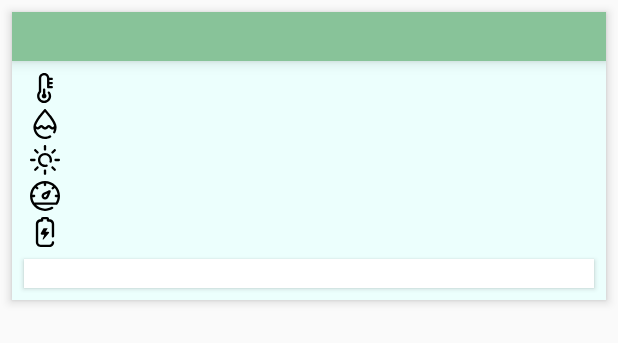
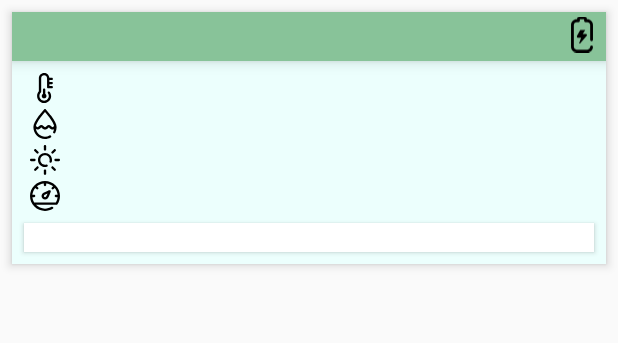
Before and after one commit to jezinka/Pogoda, an Android app: the layout recycler_view_item.xml on its own in the app's theme, with its tools: preview values and no code run, on a phone screen of 412 x 824 dp. Shown: the top 343 px of the screen. Run offline under Robolectric (Android 15) with nearby library versions, the phone set to English and light mode, and no system bars.

Commit message:
battery notification

```diff
--- a/app/src/main/res/layout/recycler_view_item.xml
+++ b/app/src/main/res/layout/recycler_view_item.xml
@@ -16,8 +16,18 @@
         android:elevation="6dp"
         android:textAlignment="center"
         android:textAppearance="@style/Base.TextAppearance.AppCompat.Headline"
+        app:layout_constraintStart_toStartOf="parent"
+        app:layout_constraintTop_toTopOf="parent" />
+
+    <ImageView
+        android:id="@+id/battery_icon"
+        android:layout_width="wrap_content"
+        android:layout_height="30dp"
+        android:layout_marginEnd="4dp"
+        android:contentDescription="@string/battery_icon"
+        android:elevation="8dp"
+        android:src="@drawable/ic_battery"
         app:layout_constraintEnd_toEndOf="parent"
-        app:layout_constraintStart_toStartOf="parent"
         app:layout_constraintTop_toTopOf="parent" />
 
     <ImageView
@@ -112,29 +122,6 @@
             app:layout_constraintStart_toStartOf="@+id/guideline3"
             app:layout_constraintTop_toBottomOf="@+id/lux_tv" />
 
-        <ImageView
-            android:id="@+id/battery_icon"
-            android:layout_width="@dimen/image_width"
-            android:layout_height="@dimen/item_height"
-            android:layout_marginStart="@dimen/margin_size"
-            android:layout_marginTop="@dimen/image_margin_top"
-            android:contentDescription="@string/battery_icon"
-            android:src="@drawable/ic_battery"
-            app:layout_constraintStart_toStartOf="parent"
-            app:layout_constraintTop_toBottomOf="@+id/pressure_icon" />
-
-        <TextView
-            android:id="@+id/battery_tv"
-            android:layout_width="0dp"
-            android:layout_height="@dimen/item_height"
-            android:layout_marginEnd="@dimen/margin_size"
-            android:layout_marginStart="@dimen/margin_size"
-            android:layout_marginTop="4dp"
-            android:textAppearance="@style/Base.TextAppearance.AppCompat.Medium"
-            app:layout_constraintEnd_toEndOf="parent"
-            app:layout_constraintStart_toStartOf="@+id/guideline3"
-            app:layout_constraintTop_toBottomOf="@+id/bar_press_tv" />
-
         <android.support.constraint.Guideline
             android:id="@+id/guideline3"
             android:layout_width="wrap_content"
@@ -162,6 +149,6 @@
             app:layout_constraintBottom_toBottomOf="parent"
             app:layout_constraintEnd_toEndOf="parent"
             app:layout_constraintStart_toStartOf="parent"
-            app:layout_constraintTop_toBottomOf="@+id/battery_tv" />
+            app:layout_constraintTop_toBottomOf="@+id/bar_press_tv" />
 
 </android.support.constraint.ConstraintLayout>
--- a/app/src/main/res/values/strings.xml
+++ b/app/src/main/res/values/strings.xml
@@ -10,4 +10,8 @@
     <string name="sensors">sensors</string>
     <string name="connection_error">Connection Error</string>
     <string name="refresh">Refresh</string>
+    <string name="notification_title">Nakarm Sensorka!</string>
+    <string name="notification_text">: bateria Sensorka wymaga naładowania!</string>
+    <string name="sensor_channel">sensorki channel</string>
+    <string name="sensor_description">Powiadomienia odnośnie sensorków</string>
 </resources>
```
Also changed, not shown: app/src/main/java/com/projects/jezinka/pogoda/MainActivity.java (+44 -0 lines), app/src/main/java/com/projects/jezinka/pogoda/Sensor.java (+23 -2 lines), app/src/main/java/com/projects/jezinka/pogoda/SensorsAdapter.java (+12 -4 lines).
